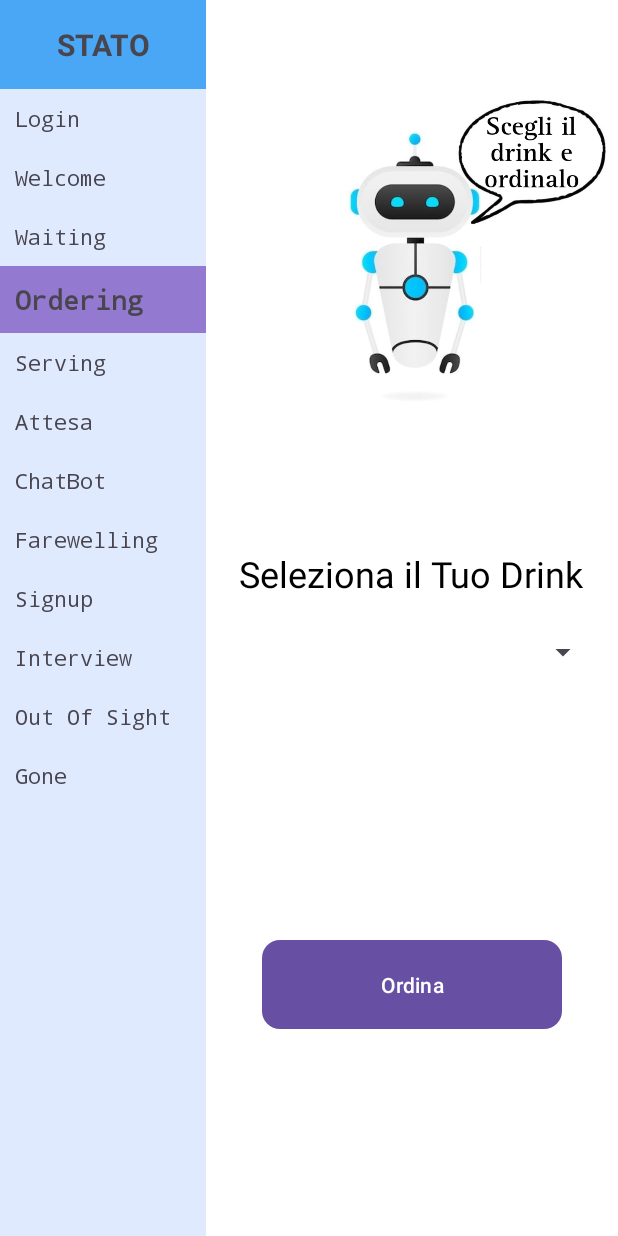
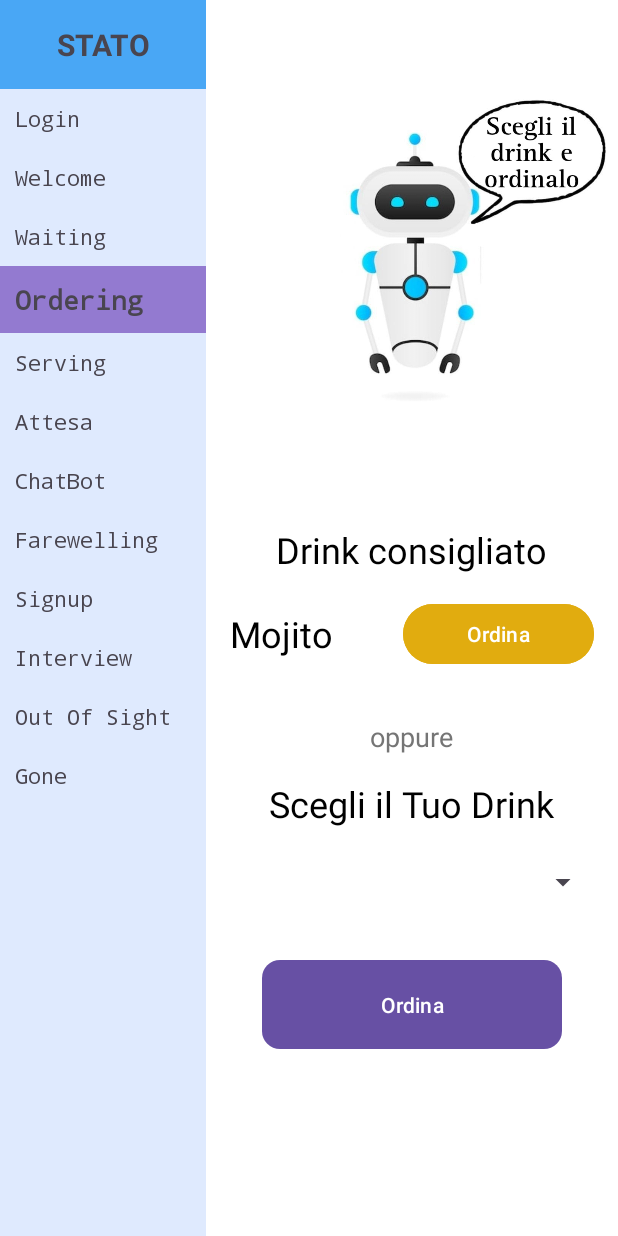
Before and after one commit to biagioSc/Progetto-Operating_systems_for_mobile_cloud_and_IoT, an Android app: the layout activity_4ordering.xml on its own in the app's theme, with its tools: preview values and no code run, on a phone screen of 412 x 824 dp. Run offline under Robolectric (Android 15) with nearby library versions, the phone set to English and light mode, and no system bars.

Commit message:
Update activity_4ordering.xml

```diff
--- a/app/src/main/res/layout/activity_4ordering.xml
+++ b/app/src/main/res/layout/activity_4ordering.xml
@@ -126,12 +126,14 @@
 
     </LinearLayout>
 
+
     <RelativeLayout
         android:background="#FFFFFF"
         android:layout_width="0dp"
         android:layout_height="match_parent"
         android:layout_weight="2"
         android:orientation="vertical">
+
 
         <ImageView
             android:id="@+id/imageViewLogo"
@@ -141,23 +143,70 @@
             android:contentDescription="Logo"
             android:src="@drawable/pic4ordering" />
 
-
         <TextView
             android:id="@+id/textViewTitle"
             android:layout_width="wrap_content"
             android:layout_height="wrap_content"
-        android:text="Seleziona il Tuo Drink"
-        android:textSize="24sp"
-        android:textColor="#000000"
             android:layout_below="@id/imageViewLogo"
             android:layout_centerHorizontal="true"
-        android:layout_marginTop="16dp" />
+            android:text="Drink consigliato"
+            android:textColor="#000000"
+            android:textSize="24sp" />
+
+        <LinearLayout
+            android:id="@+id/layout"
+            android:layout_width="match_parent"
+            android:layout_height="wrap_content"
+            android:layout_below="@id/textViewTitle"
+            android:gravity="center_vertical"
+            android:orientation="horizontal"
+            android:padding="16dp">
+
+            <TextView
+                android:id="@+id/textViewRecommendedDrink"
+                android:layout_width="110dp"
+                android:layout_height="wrap_content"
+                android:text="Mojito"
+                android:textColor="#000000"
+                android:textSize="24sp" />
+
+            <Button
+                android:id="@+id/buttonOrderRecommendedDrink"
+                android:layout_width="127dp"
+                android:layout_height="wrap_content"
+                android:layout_marginStart="5dp"
+                android:backgroundTint="#E1AC0F"
+                android:text="Ordina"
+                android:textColor="#FFFFFF" />
+        </LinearLayout>
+
+        <TextView
+            android:id="@+id/textViewOr"
+            android:layout_width="wrap_content"
+            android:layout_height="wrap_content"
+            android:layout_below="@id/layout"
+            android:layout_centerHorizontal="true"
+            android:layout_marginTop="16dp"
+            android:text="oppure"
+            android:textColor="#757575"
+            android:textSize="18sp" />
+
+        <TextView
+            android:id="@+id/textViewTitle2"
+            android:layout_width="wrap_content"
+            android:layout_height="wrap_content"
+            android:layout_below="@id/textViewOr"
+            android:layout_centerHorizontal="true"
+            android:layout_marginTop="16dp"
+            android:text="Scegli il Tuo Drink"
+            android:textColor="#000000"
+            android:textSize="24sp" />
 
         <Spinner
             android:id="@+id/spinnerDrinks"
             android:layout_width="250dp"
             android:layout_height="wrap_content"
-        android:layout_below="@id/textViewTitle"
+            android:layout_below="@id/textViewTitle2"
             android:layout_centerHorizontal="true"
             android:layout_marginTop="24dp"
             android:spinnerMode="dropdown" />
@@ -181,10 +230,9 @@
             android:background="@drawable/button_rounded_background"
             android:layout_below="@id/spinnerDrinks"
             android:layout_centerHorizontal="true"
-        android:layout_marginTop="180dp"
+            android:layout_marginTop="40dp"
             android:padding="16dp"
-        android:entries="@array/dropdown_items"
-        />
+            android:entries="@array/dropdown_items"/>
 
     </RelativeLayout>
 </LinearLayout>
```
Lines whose indentation alone changed are shown as unchanged.
